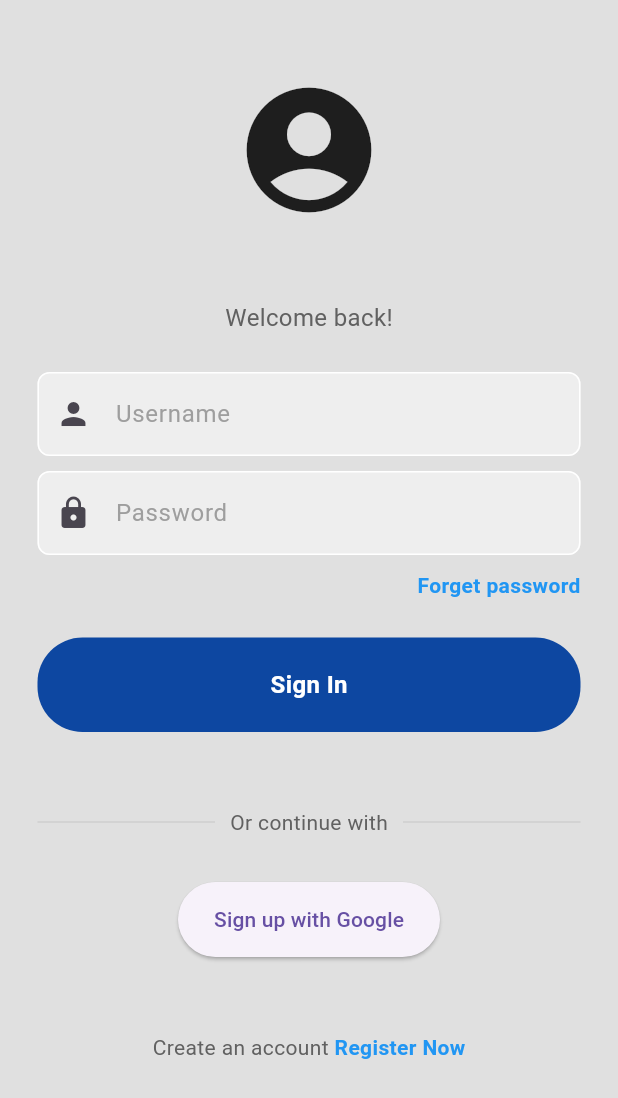
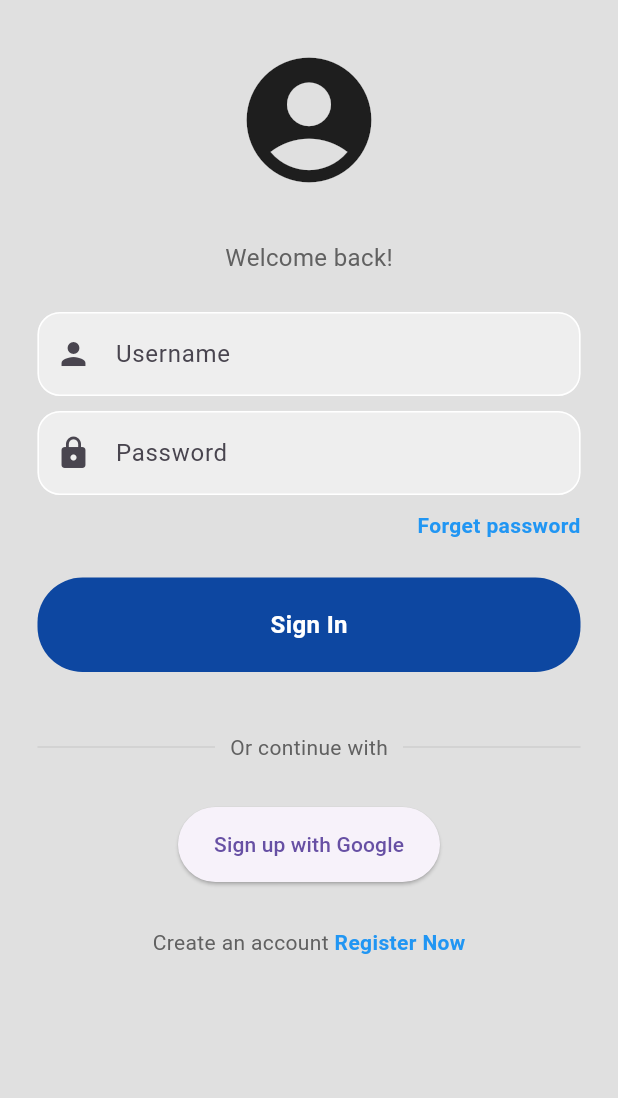
Before and after one commit to VP7985/fitnessgoal, a Flutter app: the screen it shows after launch, after a tap on "Sign up with Google", on a phone screen of 412 x 824 dp. Shown: the top 1098 px of the screen. Run offline on Flutter 3.47's test engine with Material 3 defaults, Android fonts, the phone set to English and light mode, and no system bars; our stand-ins replace firebase_auth, firebase_core, google_sign_in, percent_indicator, sign_in_button; accounts and stored records are empty.

Commit message:
habit_tracker

```diff
--- a/lib/components/drawer.dart
+++ b/lib/components/drawer.dart
@@ -1,6 +1,5 @@
 import 'package:fitnessgoal/components/my_list.dart';
 import 'package:flutter/material.dart';
-import 'package:cupertino_icons/cupertino_icons.dart';
 
 class DrawerPage extends StatelessWidget {
   final void Function()? onSignOut;
--- a/lib/components/habittiles.dart
+++ b/lib/components/habittiles.dart
@@ -65,7 +65,7 @@ class HabitTile extends StatelessWidget {
                     width: 50,
                     child: Stack(children: [
                       CircularPercentIndicator(
-                        radius: 50,
+                        radius: 30,
                         percent: percentcomplete() < 1 ? percentcomplete() : 1,
                         progressColor: percentcomplete() > 0.5
                             ? (percentcomplete() > 0.75
--- a/lib/components/my_textfield.dart
+++ b/lib/components/my_textfield.dart
@@ -2,7 +2,8 @@ import 'package:flutter/material.dart';
 
 class MyTextField extends StatelessWidget {
   final TextEditingController controller;
-  final String hintText;
+
+  final String lableText;
   final bool obscureText;
   final IconData prefixIcon;
   final IconData? suffixIcon;
@@ -10,7 +11,7 @@ class MyTextField extends StatelessWidget {
   const MyTextField({
     Key? key,
     required this.controller,
-    required this.hintText,
+    required this.lableText,
     required this.obscureText,
     required this.prefixIcon,
     this.suffixIcon,
@@ -24,16 +25,16 @@ class MyTextField extends StatelessWidget {
         controller: controller,
         obscureText: obscureText,
         decoration: InputDecoration(
-          hintText: hintText,
+          labelText: lableText,
           prefixIcon: Icon(prefixIcon),
           suffixIcon: suffixIcon != null ? Icon(suffixIcon) : null,
           enabledBorder: OutlineInputBorder(
             borderSide: BorderSide(color: Colors.white),
-            borderRadius: BorderRadius.circular(8.0),
+            borderRadius: BorderRadius.circular(15.0),
           ),
           focusedBorder: OutlineInputBorder(
             borderSide: BorderSide(color: Colors.grey.shade400),
-            borderRadius: BorderRadius.circular(8.0),
+            borderRadius: BorderRadius.circular(15.0),
           ),
           filled: true,
           fillColor: Colors.grey.shade200,
--- a/lib/screens/forgetpassword.dart
+++ b/lib/screens/forgetpassword.dart
@@ -91,7 +91,7 @@ class _ForgotPasswordPageState extends State<ForgotPasswordPage> {
             ),
             SizedBox(height: 20.0),
             Text(
-              'Enter your email address below to reset your password.',
+              'Enter your email below to reset your Password.',
               style: TextStyle(fontSize: 16.0),
               textAlign: TextAlign.center,
             ),
@@ -99,7 +99,9 @@ class _ForgotPasswordPageState extends State<ForgotPasswordPage> {
             TextFormField(
               decoration: InputDecoration(
                 labelText: 'Email',
-                border: OutlineInputBorder(),
+                border: OutlineInputBorder(
+                  borderRadius: BorderRadius.circular(20.0),
+                ),
               ),
             ),
             SizedBox(height: 20.0),
--- a/lib/screens/habit_tracking.dart
+++ b/lib/screens/habit_tracking.dart
@@ -55,7 +55,7 @@ class _habiittrackerState extends State<habiittracker> {
         context: context,
         builder: (context) {
           return AlertDialog(
-            title: Text('Settings for' + habitlist[index][0]),
+            title: Text('Settings for ' + habitlist[index][0]),
           );
         });
   }
--- a/lib/screens/login.dart
+++ b/lib/screens/login.dart
@@ -4,6 +4,7 @@ import 'package:fitnessgoal/components/my_button.dart';
 import 'package:fitnessgoal/components/my_textfield.dart';
 import 'package:fitnessgoal/screens/forgetpassword.dart';
 import 'package:sign_in_button/sign_in_button.dart';
+import 'package:google_sign_in/google_sign_in.dart';
 
 class LoginPage extends StatefulWidget {
   final Function()? onTap;
@@ -17,6 +18,89 @@ class LoginPage extends StatefulWidget {
 class _LoginPageState extends State<LoginPage> {
   final emailController = TextEditingController();
   final passwordController = TextEditingController();
+
+  final GoogleSignIn _googleSignIn = GoogleSignIn(scopes: ['email']);
+
+  GoogleSignInAccount? _currentUser;
+
+  @override
+  void initState() {
+    _googleSignIn.onCurrentUserChanged.listen((account) {
+      setState(() {
+        _currentUser = account;
+      });
+    });
+    _googleSignIn.signInSilently();
+    super.initState();
+  }
+
+  Widget  _buildWidget() {
+    GoogleSignInAccount? user = _currentUser;
+    if (user != null) {
+      return Padding(
+        padding: const EdgeInsets.fromLTRB(2, 12, 2, 12),
+        child: Column(
+          children: [
+            ListTile(
+              leading: GoogleUserCircleAvatar(identity: user),
+              title: Text(
+                user.displayName ?? '',
+                style: TextStyle(fontSize: 22),
+              ),
+              subtitle: Text(user.email, style: TextStyle(fontSize: 22)),
+            ),
+            const SizedBox(
+              height: 20,
+            ),
+            const Text(
+              'Signed in successfully',
+              style: TextStyle(fontSize: 20),
+            ),
+            const SizedBox(
+              height: 10,
+            ),
+            ElevatedButton(onPressed: signOut, child: const Text('Sign out'))
+          ],
+        ),
+      );
+    } else {
+      return Padding(
+        padding: const EdgeInsets.all(12.0),
+        child: Column(
+          children: [
+            const SizedBox(
+              height: 20,
+            ),
+            const Text(
+              'You are not signed in',
+              style: TextStyle(fontSize: 30),
+            ),
+            const SizedBox(
+              height: 10,
+            ),
+            ElevatedButton(
+                onPressed: signIn,
+                child: const Padding(
+                  padding: EdgeInsets.all(8.0),
+                  child: Text('Sign in', style: TextStyle(fontSize: 30)),
+                )),
+          ],
+        ),
+      );
+    }
+  }
+
+  void signOut() {
+    _googleSignIn.disconnect();
+  }
+
+  Future<void> signIn() async {
+    try {
+      await _googleSignIn.signIn();
+    } catch (e) {
+      print('Error signing in $e');
+    }
+  }
 
   void forgetpass(BuildContext context) {
     Navigator.push(
@@ -87,12 +171,12 @@ class _LoginPageState extends State<LoginPage> {
                 child: Column(
                   mainAxisAlignment: MainAxisAlignment.center,
                   children: [
-                    SizedBox(height: 50),
+                    SizedBox(height: 30),
                     Icon(
                       Icons.account_circle,
                       size: 100,
                     ),
-                    SizedBox(height: 50),
+                    SizedBox(height: 30),
                     Text(
                       'Welcome back!',
                       style: TextStyle(
@@ -103,16 +187,16 @@ class _LoginPageState extends State<LoginPage> {
                     SizedBox(height: 25),
                     MyTextField(
                       controller: emailController,
-                      hintText: 'Username',
                       obscureText: false,
                       prefixIcon: Icons.person,
+                      lableText: 'Username',
                     ),
                     SizedBox(height: 10),
                     MyTextField(
                       controller: passwordController,
-                      hintText: 'Password',
                       obscureText: true,
                       prefixIcon: Icons.lock,
+                      lableText: 'Password',
                     ),
                     SizedBox(height: 10),
                     Padding(
@@ -137,7 +221,7 @@ class _LoginPageState extends State<LoginPage> {
                       onTap: signInUser,
                       text: "Sign In",
                     ),
-                    SizedBox(height: 50),
+                    SizedBox(height: 40),
                     Padding(
                       padding: const EdgeInsets.symmetric(horizontal: 25.0),
                       child: Row(
@@ -172,13 +256,15 @@ class _LoginPageState extends State<LoginPage> {
                         SizedBox(
                           height: 50,
                           child: ElevatedButton(
-                            onPressed: () {},
+                            onPressed: () {
+                              _buildWidget();
+                            },
                             child: Text("Sign up with Google"),
                           ),
                         ),
                       ],
                     ),
-                    SizedBox(height: 50),
+                    SizedBox(height: 30),
                     Row(
                       mainAxisAlignment: MainAxisAlignment.center,
                       children: [
--- a/pubspec.yaml
+++ b/pubspec.yaml
@@ -44,6 +44,7 @@ dependencies:
   flutter_launcher_icons: ^0.13.1
   sign_in_button: ^3.2.0
   salomon_bottom_bar: ^3.3.2
+  google_sign_in: ^6.2.1
 
 dev_dependencies:
   flutter_test:
```
Also changed, not shown: lib/screens/homepage.dart (+6 -3 lines), lib/screens/register.dart (+5 -5 lines), pubspec.lock, 1 other file.
